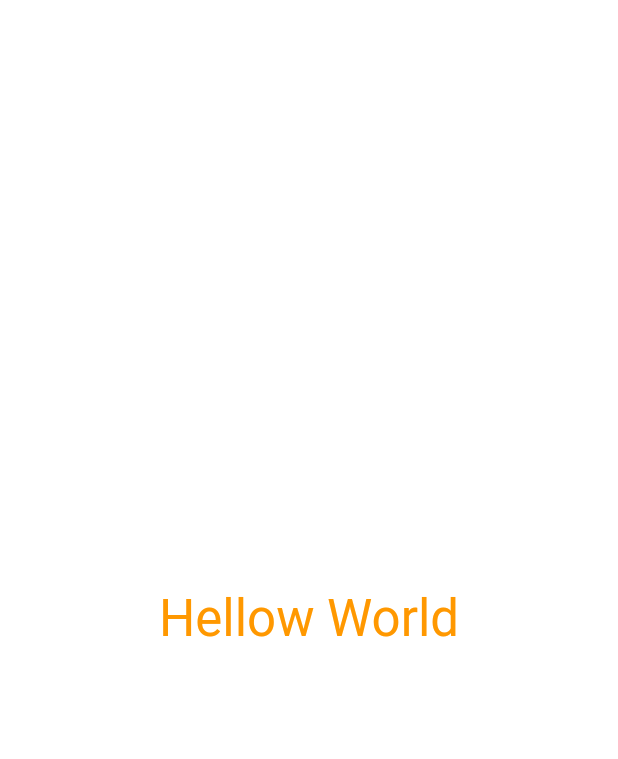
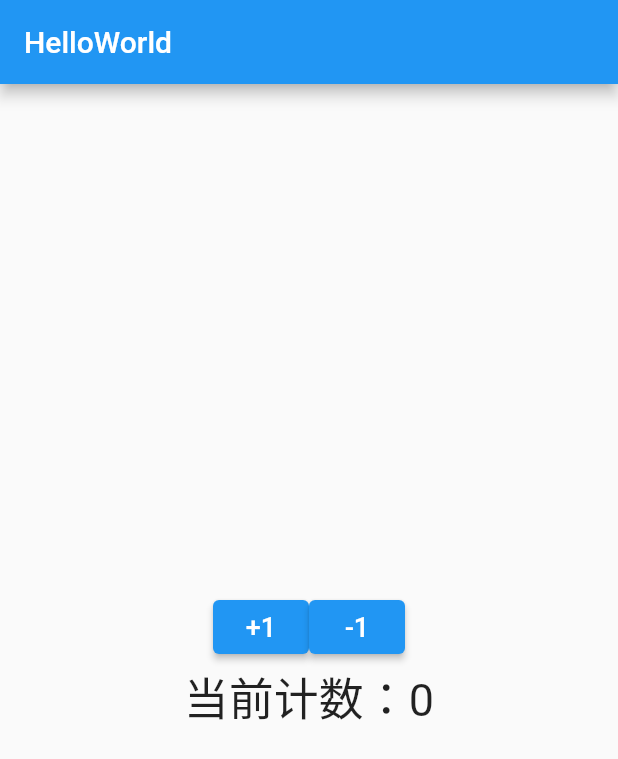
Before and after one commit to nicopcat/flutter_learn, a Flutter app: the screen it shows after launch, on a phone screen of 412 x 824 dp. Shown: the top 759 px of the screen. Run offline on Flutter 3.47's test engine with Material 2 defaults, Android fonts, the phone set to English and light mode, and no system bars.

Commit message:
flutter生命周期演示

```diff
--- a/lib/main.dart
+++ b/lib/main.dart
@@ -1,14 +1,116 @@
 import 'package:flutter/material.dart';
 
-void main() {
-  runApp(const Center(
-      child: Text(
-    'Hellow World',
-    textDirection: TextDirection.ltr,
-    // textScaleFactor: 2.0,
-    style: TextStyle(
-      color: Colors.orange,
-      fontSize: 34,
-    ),
-  )));
+main(List<String> args) {
+  runApp(MyApp());
 }
+
+class MyApp extends StatelessWidget {
+  @override
+  Widget build(BuildContext context) {
+    return MaterialApp(
+      home: Scaffold(
+        appBar: AppBar(
+          title: Text("HelloWorld"),
+        ),
+        body: HomeBody(),
+      ),
+    );
+  }
+}
+
+class HomeBody extends StatelessWidget {
+  @override
+  Widget build(BuildContext context) {
+    print("HomeBody build");
+    return MyCounterWidget();
+  }
+}
+
+class MyCounterWidget extends StatefulWidget {
+  MyCounterWidget() {
+    print("执行了MyCounterWidget的构造方法");
+  }
+
+  @override
+  State<StatefulWidget> createState() {
+    print("执行了MyCounterWidget的createState方法");
+    // 将创建的State返回
+    return MyCounterState();
+  }
+}
+
+class MyCounterState extends State<MyCounterWidget> {
+  int counter = 0;
+
+  MyCounterState() {
+    print("执行MyCounterState的构造方法");
+  }
+
+  @override
+  void initState() {
+    super.initState();
+    print("执行MyCounterState的init方法");
+  }
+
+  @override
+  void didChangeDependencies() {
+    // TODO: implement didChangeDependencies
+    super.didChangeDependencies();
+    print("执行MyCounterState的didChangeDependencies方法");
+  }
+
+  @override
+  Widget build(BuildContext context) {
+    print("执行执行MyCounterState的build方法");
+    return Center(
+      child: Column(
+        mainAxisAlignment: MainAxisAlignment.center,
+        children: <Widget>[
+          Row(
+            mainAxisAlignment: MainAxisAlignment.center,
+            children: <Widget>[
+              ElevatedButton(
+                child: Text(
+                  "+1",
+                  style: TextStyle(fontSize: 18, color: Colors.white),
+                ),
+                onPressed: () {
+                  setState(() {
+                    counter++;
+                  });
+                },
+              ),
+              ElevatedButton(
+                child: Text(
+                  "-1",
+                  style: TextStyle(fontSize: 18, color: Colors.white),
+                ),
+                onPressed: () {
+                  setState(() {
+                    counter--;
+                  });
+                },
+              )
+            ],
+          ),
+          Text(
+            "当前计数：$counter",
+            style: TextStyle(fontSize: 30),
+          )
+        ],
+      ),
+    );
+  }
+
+  @override
+  void didUpdateWidget(MyCounterWidget oldWidget) {
+    super.didUpdateWidget(oldWidget);
+    print("执行MyCounterState的didUpdateWidget方法");
+  }
+
+  @override
+  void dispose() {
+    super.dispose();
+    print("执行MyCounterState的dispose方法");
+  }
+}
```
